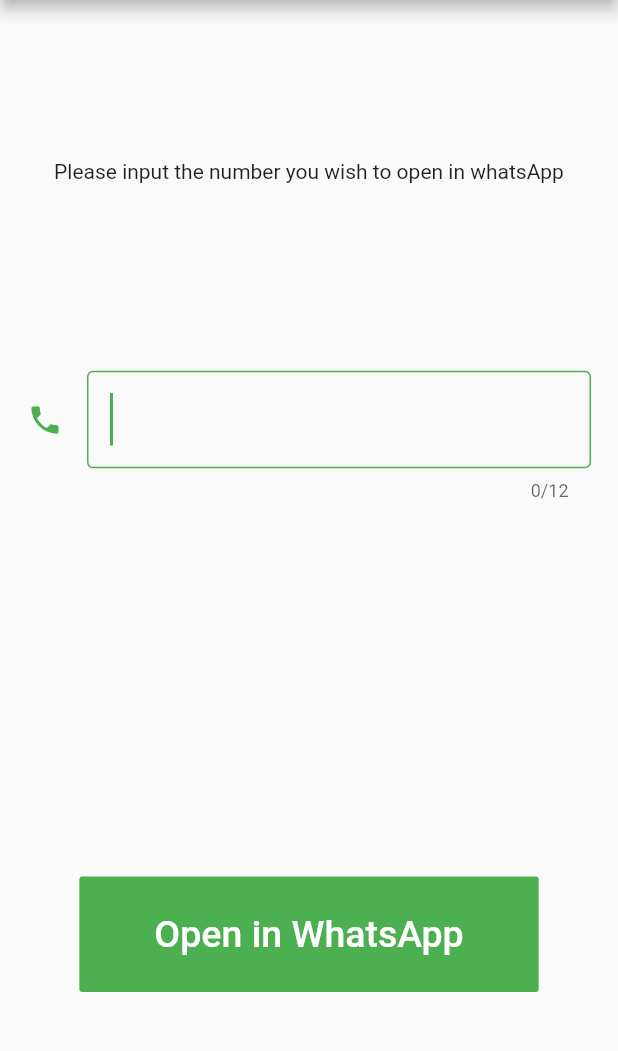
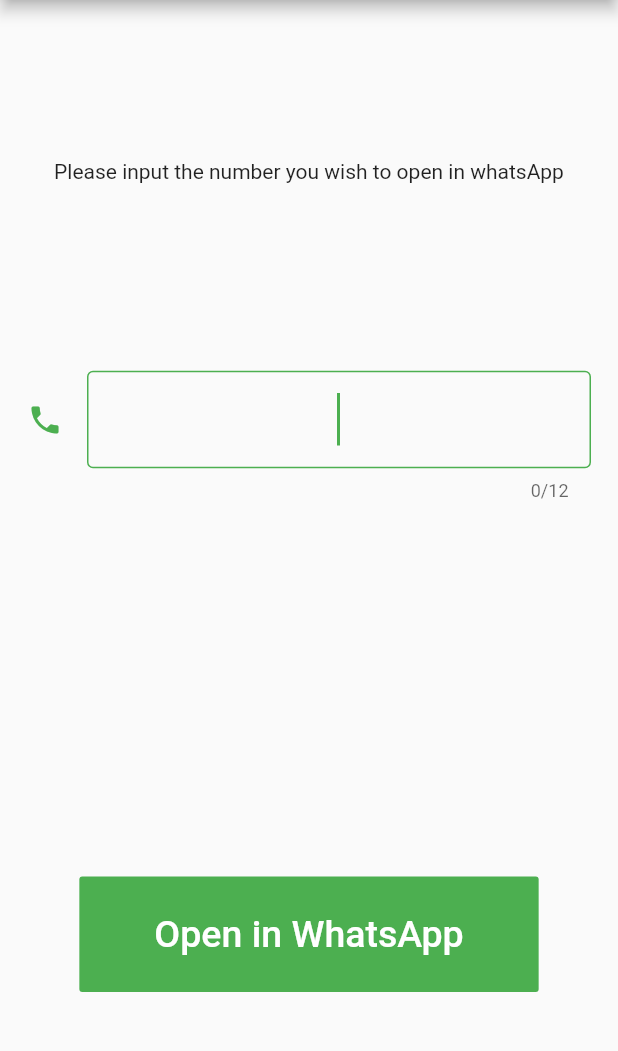
Before and after one commit to Qclaire/whatsapp_dialer, a Flutter app: the screen it shows after launch, after a tap on "Open in WhatsApp", on a phone screen of 412 x 824 dp, the part 84-1135 px from its top. Run offline on Flutter 3.47's test engine with Material 2 defaults, Android fonts, the phone set to English and light mode, and no system bars.

Commit message:
all changes for first release

```diff
--- a/lib/main.dart
+++ b/lib/main.dart
@@ -1,4 +1,6 @@
+import 'package:flutter/foundation.dart';
 import 'package:flutter/material.dart';
+import 'package:url_launcher/url_launcher.dart';
 
 void main() {
   runApp(MyApp());
@@ -33,12 +35,20 @@ class _DialerState extends State<Dialer> {
   String _number;
   String msg = '';
 
-  _dialNumber(){
-    if(_number[0] =="0" && _number.length == 10){
+  _dialNumber()async{
+    var urlToLaunch = _number.length == 10 && _number[0] == "0" ?
+    "http://wa.me/233${_number.substring(1)}" :
+    "http://wa.me/$_number";
 
+    String error;
+
+    if (_number.length < 10) error = "You need 10 digits, you have ${_number.length}";
+    else if (_number.length == 10 && _number[0] != "0") error = "Invalid number";
+    else if(!await canLaunch(urlToLaunch)) error = "Sorry we couldn't open your number";
+    if(error != null) setState(() { msg = error;});
+    else launch(urlToLaunch);
     }
-      //
-  }
+
 
   @override
   Widget build(BuildContext context) {
@@ -63,11 +73,17 @@ class _DialerState extends State<Dialer> {
                 style: TextStyle(fontSize: 30),
                 autofocus: true,
                 maxLength: 12,
+                textAlign: TextAlign.center,
+
                 keyboardType: TextInputType.phone,
                 onChanged:(number){
                   setState(() {
-                    msg = "";
-                    _number = number;
+                    if(number[0] == "+") {
+                      msg = "No Symbols are allowed, please";
+                    }else {
+                      msg="";
+                      _number = number.replaceAll(" ", "");
+                    }
                   });
                 },
               ),
--- a/pubspec.yaml
+++ b/pubspec.yaml
@@ -28,7 +28,7 @@ dependencies:
   # The following adds the Cupertino Icons font to your application.
   # Use with the CupertinoIcons class for iOS style icons.
   cupertino_icons: ^0.1.3
-  url_launcher: ^5.7.8
+  url_launcher: ^5.0.0
 
 dev_dependencies:
   flutter_test:
```
Also changed, not shown: pubspec.lock, 20 other files.
